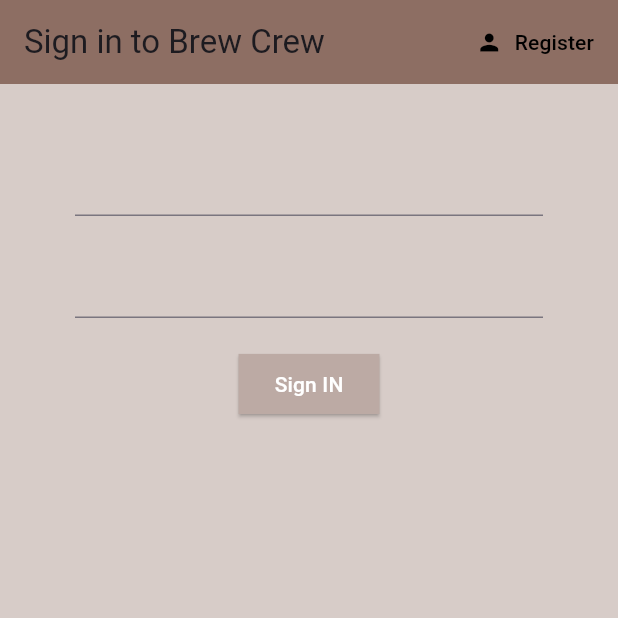
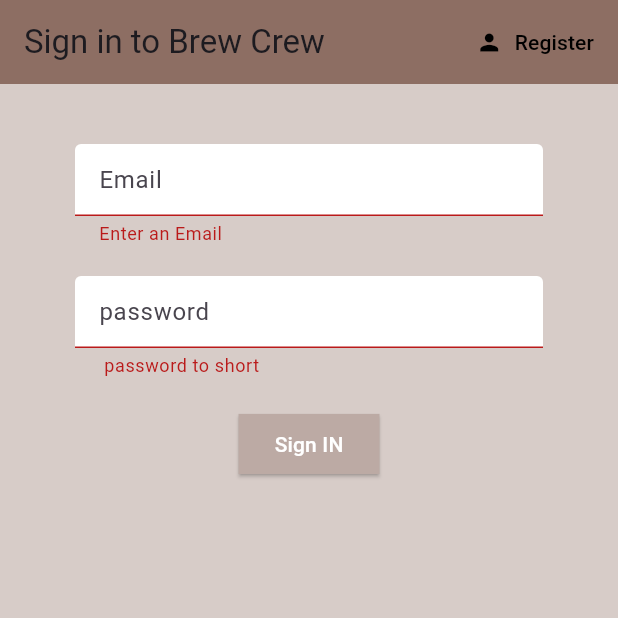
Before and after one commit to KiyaTilahun/Flutter_Brew_Crew_App_with_firebase, a Flutter app: the screen it shows after launch, after a tap on "Sign IN", on a phone screen of 412 x 824 dp, the top half of it. Run offline on Flutter 3.47's test engine with Material 2 defaults, Android fonts, the light colour scheme and no system bars; our stand-ins replace cloud_firestore, firebase_auth, firebase_core, flutter_spinkit; accounts and stored records are empty.

Commit message:
added new commit

```diff
--- a/lib/screens/authenticate/sign_in.dart
+++ b/lib/screens/authenticate/sign_in.dart
@@ -3,6 +3,8 @@
 import 'package:flutter/material.dart';
 import 'package:real_firabse/services/auth.dart';
 import 'package:real_firabse/services/auth.dart';
+import 'package:real_firabse/shared/constants.dart';
+import 'package:real_firabse/shared/loading.dart';
 
 class SignIn extends StatefulWidget {
   final Function toggleView;
@@ -13,13 +15,19 @@ class SignIn extends StatefulWidget {
 }
 
 class _SignInState extends State<SignIn> {
+  final AuthService _auth = AuthService();
+
+  final _formKey = GlobalKey<FormState>();
+
   String email = '';
   String password = '';
-
-  final AuthService _auth = AuthService();
+  String error = "";
+  bool loading = false;
   @override
   Widget build(BuildContext context) {
-    return Scaffold(
+    return loading
+        ? Loading()
+        : Scaffold(
             backgroundColor: Colors.brown[100],
             appBar: AppBar(
               backgroundColor: Colors.brown[400],
@@ -47,10 +55,15 @@ class _SignInState extends State<SignIn> {
             ),
             body: Container(
                 padding: EdgeInsets.symmetric(vertical: 20, horizontal: 50),
+                child: Form(
+                  key: _formKey,
                   child: Column(
                     children: [
                       SizedBox(height: 20.0),
                       TextFormField(
+                        decoration: textinputDecoration,
+                        validator: (val) =>
+                            val!.isEmpty ? "Enter an Email" : null,
                         onChanged: (val) {
                           setState(() {
                             email = val;
@@ -59,6 +72,9 @@ class _SignInState extends State<SignIn> {
                       ),
                       SizedBox(height: 20.0),
                       TextFormField(
+                        decoration: passwordDecoration,
+                        validator: (val) =>
+                            val!.length < 6 ? " password to short " : null,
                         obscureText: true,
                         onChanged: (val) {
                           setState(() {
@@ -75,14 +91,32 @@ class _SignInState extends State<SignIn> {
                             ), // Background color
                           ),
                           onPressed: () async {
-                    print(email);
-                    print(password);
+                            if (_formKey.currentState!.validate()) {
+                              print('valid');
+                              setState(() {
+                                loading = true;
+                              });
+                              dynamic result =
+                                  await _auth.singInpass(email, password);
+                              if (result == null) {
+                                setState(() {
+                                  loading = false;
+                                  error = 'please supply a valid email';
+                                });
+                              }
+                            }
                           },
                           child: Text(
                             "Sign IN",
                             style: TextStyle(color: Colors.white),
-                  ))
+                          )),
+                      SizedBox(height: 20),
+                      Text(
+                        error,
+                        style: TextStyle(color: Colors.red),
+                      )
                     ],
+                  ),
                 )),
           );
   }
--- /dev/null
+++ b/lib/services/database.dart
@@ -0,0 +1,18 @@
+import 'package:cloud_firestore/cloud_firestore.dart';
+
+class DatabaseService {
+  final String uid;
+  DatabaseService({required this.uid});
+  DatabaseService.withoutUID() : uid = "";
+  final CollectionReference brewCollection =
+      FirebaseFirestore.instance.collection('brews');
+  Future updateUserData(String sugars, String name, int strength) async {
+    return await brewCollection
+        .doc(uid)
+        .set({'sugars': sugars, 'name': name, 'strength': strength});
+  }
+
+  Stream<QuerySnapshot> get brews {
+    return brewCollection.snapshots();
+  }
+}
--- /dev/null
+++ b/lib/shared/constants.dart
@@ -0,0 +1,22 @@
+import 'package:flutter/material.dart';
+
+const textinputDecoration=InputDecoration(
+                      hintText: 'Email',
+                      fillColor: Colors.white,
+                      filled: true,
+                      enabledBorder: OutlineInputBorder(
+                          borderSide:
+                              BorderSide(color: Colors.white, width: 2)),
+                      focusedBorder: OutlineInputBorder(
+                          borderSide:
+                              BorderSide(color: Colors.brown, width: 2)));
+               const passwordDecoration=InputDecoration(
+                      hintText: 'password',
+                      fillColor: Colors.white,
+                      filled: true,
+                      enabledBorder: OutlineInputBorder(
+                          borderSide:
+                              BorderSide(color: Colors.white, width: 2)),
+                      focusedBorder: OutlineInputBorder(
+                          borderSide:
+                              BorderSide(color: Colors.brown, width: 2)));
--- a/pubspec.yaml
+++ b/pubspec.yaml
@@ -39,6 +39,7 @@ dependencies:
   firebase_auth: ^4.9.0
   cloud_firestore: ^4.9.1
   provider: ^6.0.5
+  flutter_spinkit: ^5.2.0
 
 dev_dependencies:
   flutter_test:
```
Also changed, not shown: lib/screens/authenticate/register.dart (+34 -4 lines), lib/screens/home/brew_list.dart (added, +23 -0 lines), lib/screens/home/home.dart (+12 -2 lines), lib/services/auth.dart (+27 -0 lines), lib/shared/loading.dart (added, +15 -0 lines), pubspec.lock. Lines whose indentation alone changed are shown as unchanged.
